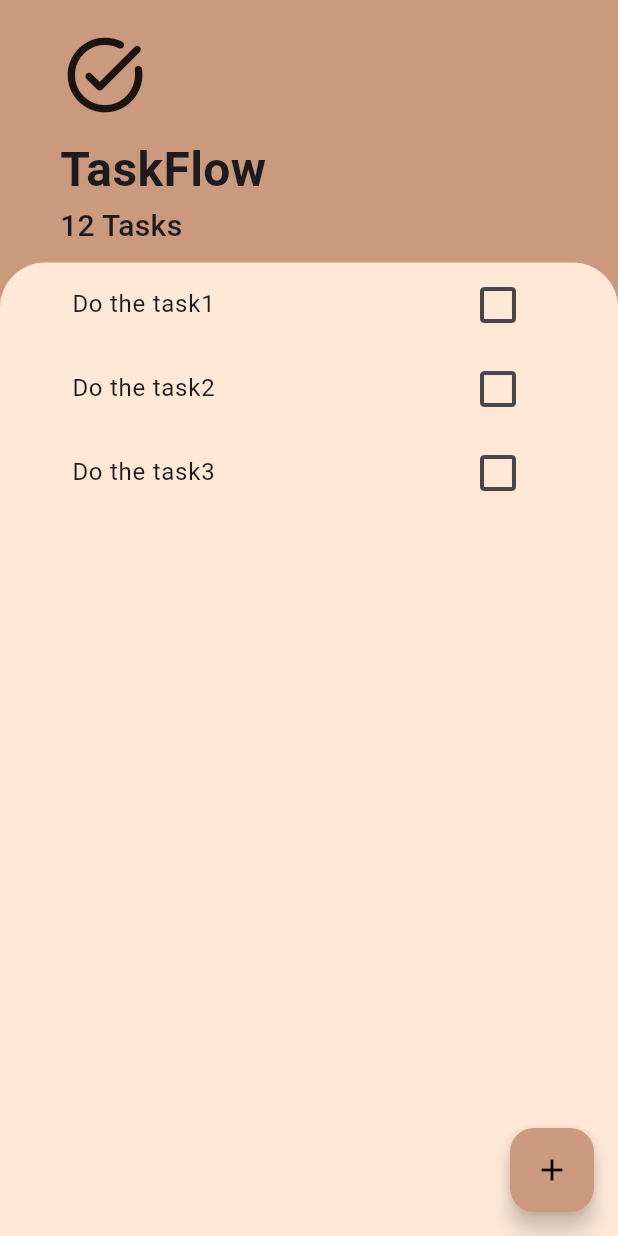
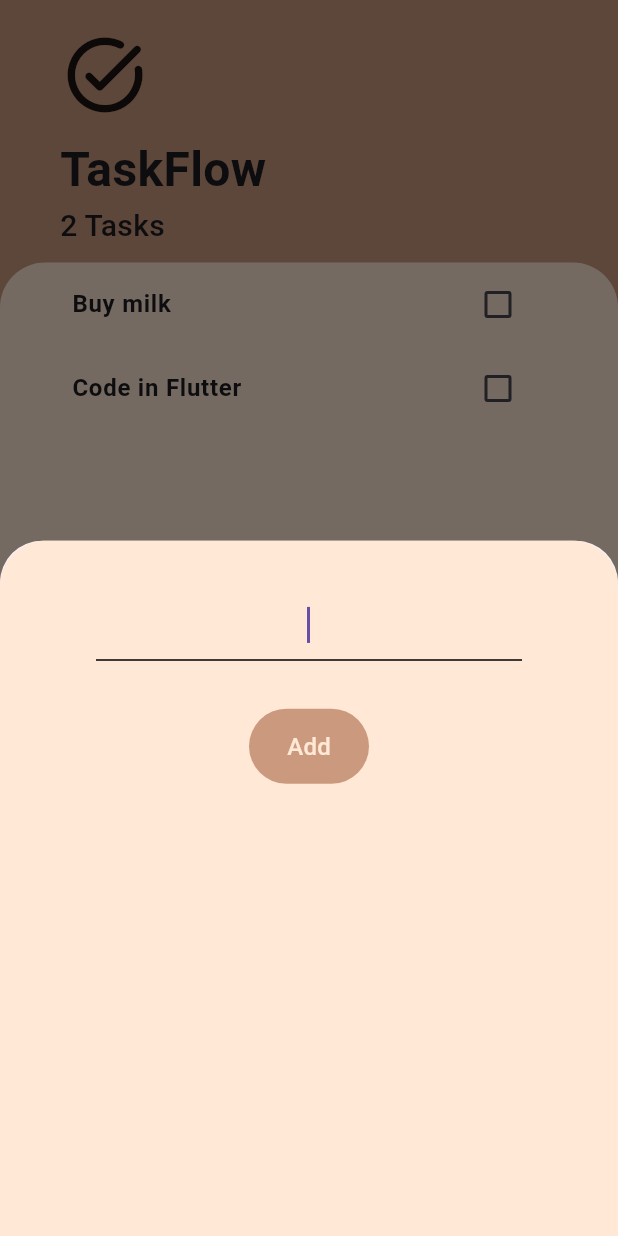
Before and after one commit to zienex0/TaskFlow, a Flutter app: the screen it shows after launch, after a tap on the "add" icon, on a phone screen of 412 x 824 dp. Run offline on Flutter 3.47's test engine with Material 3 defaults, Android fonts, the light colour scheme and no system bars.

Commit message:
Added Providers and ChangeNotifiers to replace lifting state up method. Code is cleaner and more readable. Adding a new task works well by the Providers but stil need to implement it in checking to-dos checkboxes.

```diff
--- a/lib/components/task_list.dart
+++ /dev/null
@@ -1,17 +0,0 @@
-import 'package:flutter/material.dart';
-import 'package:task_flow/components/task_tile.dart';
-
-class TaskList extends StatelessWidget {
-  const TaskList({super.key});
-
-  @override
-  Widget build(BuildContext context) {
-    return ListView(
-      children: const [
-        TaskTile(taskText: 'Do the task1'),
-        TaskTile(taskText: 'Do the task2'),
-        TaskTile(taskText: 'Do the task3')
-      ],
-    );
-  }
-}
--- a/lib/components/task_tile.dart
+++ /dev/null
@@ -1,20 +0,0 @@
-import 'package:flutter/material.dart';
-
-class TaskTile extends StatelessWidget {
-  const TaskTile({required this.taskText, super.key});
-  final String taskText;
-
-  @override
-  Widget build(BuildContext context) {
-    return ListTile(
-      title: Text(taskText),
-      trailing: IconButton(
-        icon: const Icon(
-          Icons.check_box_outline_blank,
-          size: 32,
-        ),
-        onPressed: () {},
-      ),
-    );
-  }
-}
--- a/lib/constants.dart
+++ b/lib/constants.dart
@@ -4,3 +4,12 @@ const Color kPalePeachColor = Color(0xFFFFE8D6);
 const Color kMutedPinkColor = Color(0xFFCB997E);
 const Color kLightOrangeColor = Color(0xFFFFBF69);
 const Color kBrightOrangeColor = Color(0xFFFF9F1C);
+
+const InputDecoration kAddTaskInputDecoration = InputDecoration(
+  enabledBorder: UnderlineInputBorder(
+    borderSide: BorderSide(color: kMutedPinkColor),
+  ),
+  focusedBorder: UnderlineInputBorder(
+    borderSide: BorderSide(color: Colors.black),
+  ),
+);
--- a/lib/main.dart
+++ b/lib/main.dart
@@ -1,8 +1,15 @@
 import 'package:flutter/material.dart';
+import 'package:provider/provider.dart';
+import 'package:task_flow/models/task_data.dart';
 import 'package:task_flow/screens/task_screen.dart';
 
 void main() {
-  runApp(const MainApp());
+  runApp(
+    ChangeNotifierProvider(
+      create: (context) => TaskData(),
+      child: const MainApp(),
+    ),
+  );
 }
 
 class MainApp extends StatelessWidget {
@@ -10,7 +17,7 @@ class MainApp extends StatelessWidget {
 
   @override
   Widget build(BuildContext context) {
-    return const MaterialApp(
+    return MaterialApp(
       home: TaskScreen(),
     );
   }
--- /dev/null
+++ b/lib/models/task.dart
@@ -0,0 +1,9 @@
+class Task {
+  Task({required this.taskText, this.isDone = false});
+  String taskText;
+  bool isDone;
+
+  void toggleDone() {
+    isDone = !isDone;
+  }
+}
--- /dev/null
+++ b/lib/models/task_data.dart
@@ -0,0 +1,19 @@
+import 'package:flutter/material.dart';
+import 'package:task_flow/models/task.dart';
+
+class TaskData extends ChangeNotifier {
+  final List<Task> _tasks = [
+    Task(taskText: 'Buy milk'),
+    Task(taskText: 'Code in Flutter'),
+  ];
+
+  int get taskCount => _tasks.length;
+
+  List<Task> get tasks => _tasks;
+
+  void addTask(String taskTitle) {
+    final task = Task(taskText: taskTitle);
+    _tasks.add(task);
+    notifyListeners();
+  }
+}
--- /dev/null
+++ b/lib/screens/add_task_screen.dart
@@ -0,0 +1,53 @@
+import 'package:flutter/material.dart';
+import 'package:provider/provider.dart';
+import 'package:task_flow/constants.dart';
+import 'package:task_flow/models/task_data.dart';
+
+class AddTaskScreen extends StatelessWidget {
+  const AddTaskScreen({super.key});
+
+  @override
+  Widget build(BuildContext context) {
+    String taskTitle = '';
+    return Container(
+      decoration: const BoxDecoration(
+        color: kPalePeachColor,
+        borderRadius: BorderRadius.only(
+            topLeft: Radius.circular(30), topRight: Radius.circular(30)),
+      ),
+      child: Column(
+        children: [
+          const SizedBox(
+            width: double.infinity,
+          ),
+          Padding(
+            padding: const EdgeInsets.symmetric(horizontal: 64, vertical: 32),
+            child: TextField(
+              autofocus: true,
+              textAlign: TextAlign.center,
+              onChanged: (value) {
+                taskTitle = value;
+              },
+              decoration: kAddTaskInputDecoration,
+            ),
+          ),
+          TextButton(
+            onPressed: () {
+              Provider.of<TaskData>(context, listen: false).addTask(taskTitle);
+              Navigator.pop(context);
+            },
+            style: TextButton.styleFrom(
+              backgroundColor: kMutedPinkColor,
+              foregroundColor: kPalePeachColor,
+              minimumSize: const Size(80, 50),
+            ),
+            child: const Text(
+              'Add',
+              style: TextStyle(fontSize: 16),
+            ),
+          )
+        ],
+      ),
+    );
+  }
+}
--- a/lib/screens/task_screen.dart
+++ b/lib/screens/task_screen.dart
@@ -1,15 +1,27 @@
 import 'package:flutter/material.dart';
+import 'package:provider/provider.dart';
 import 'package:task_flow/constants.dart';
-import 'package:task_flow/components/task_list.dart';
+import 'package:task_flow/models/task_data.dart';
+import 'package:task_flow/screens/add_task_screen.dart';
+import 'package:task_flow/widgets/task_list.dart';
 
-class TaskScreen extends StatelessWidget {
-  const TaskScreen({super.key});
+class TaskScreen extends StatefulWidget {
+  @override
+  State<TaskScreen> createState() => _TaskScreenState();
+}
 
+class _TaskScreenState extends State<TaskScreen> {
   @override
   Widget build(BuildContext context) {
     return Scaffold(
       floatingActionButton: FloatingActionButton(
-        onPressed: () {},
+        onPressed: () {
+          showModalBottomSheet(
+              context: context,
+              builder: (context) {
+                return const AddTaskScreen();
+              });
+        },
         backgroundColor: kMutedPinkColor,
         splashColor: kBrightOrangeColor,
         child: const Icon(
@@ -21,27 +33,28 @@ class TaskScreen extends StatelessWidget {
       body: Column(
         crossAxisAlignment: CrossAxisAlignment.start,
         children: [
-          const SafeArea(
+          SafeArea(
             child: Padding(
-              padding:
-                  EdgeInsets.only(left: 40, right: 30, top: 10, bottom: 10),
+              padding: const EdgeInsets.only(
+                  left: 40, right: 30, top: 10, bottom: 10),
               child: Column(
                 crossAxisAlignment: CrossAxisAlignment.start,
                 children: [
-                  Padding(
+                  const Padding(
                     padding: EdgeInsets.symmetric(vertical: 10),
                     child: Icon(
                       Icons.task_alt_rounded,
                       size: 60,
                     ),
                   ),
-                  Text(
+                  const Text(
                     'TaskFlow',
                     style: TextStyle(fontSize: 32, fontWeight: FontWeight.w600),
                   ),
                   Text(
-                    '12 Tasks',
-                    style: TextStyle(fontSize: 20, fontWeight: FontWeight.w500),
+                    '${Provider.of<TaskData>(context).taskCount} Tasks',
+                    style: const TextStyle(
+                        fontSize: 20, fontWeight: FontWeight.w500),
                   )
                 ],
               ),
--- /dev/null
+++ b/lib/widgets/task_list.dart
@@ -0,0 +1,26 @@
+import 'package:flutter/material.dart';
+import 'package:provider/provider.dart';
+import 'package:task_flow/models/task_data.dart';
+import 'package:task_flow/widgets/task_tile.dart';
+
+class TaskList extends StatelessWidget {
+  const TaskList({super.key});
+
+  @override
+  Widget build(BuildContext context) {
+    return Consumer<TaskData>(builder: (context, taskData, child) {
+      return ListView.builder(
+          itemCount: Provider.of<TaskData>(context).tasks.length,
+          itemBuilder: (context, index) {
+            return TaskTile(
+                taskText: taskData.tasks[index].taskText,
+                isChecked: taskData.tasks[index].isDone,
+                checkboxCallback: (checkboxState) {
+                  // setState(() {
+                  //   Provider.of<TaskData>(context).tasks[index].toggleDone();
+                  // });
+                });
+          });
+    });
+  }
+}
--- /dev/null
+++ b/lib/widgets/task_tile.dart
@@ -0,0 +1,34 @@
+import 'package:flutter/material.dart';
+import 'package:task_flow/constants.dart';
+
+class TaskTile extends StatelessWidget {
+  const TaskTile(
+      {required this.taskText,
+      required this.isChecked,
+      required this.checkboxCallback,
+      super.key});
+
+  final String taskText;
+  final bool isChecked;
+  final Function(bool) checkboxCallback;
+
+  @override
+  Widget build(BuildContext context) {
+    return ListTile(
+      title: Text(
+        taskText,
+        style: TextStyle(
+            fontSize: 16,
+            fontWeight: isChecked ? FontWeight.w200 : FontWeight.w600,
+            decoration: isChecked ? TextDecoration.lineThrough : null),
+      ),
+      trailing: Checkbox(
+        value: isChecked,
+        activeColor: kMutedPinkColor,
+        onChanged: (bool? value) {
+          checkboxCallback(value ?? false);
+        },
+      ),
+    );
+  }
+}
--- a/pubspec.yaml
+++ b/pubspec.yaml
@@ -9,6 +9,7 @@ environment:
 dependencies:
   flutter:
     sdk: flutter
+  provider: ^6.1.2
 
 dev_dependencies:
   flutter_test:
```
Also changed, not shown: pubspec.lock.
